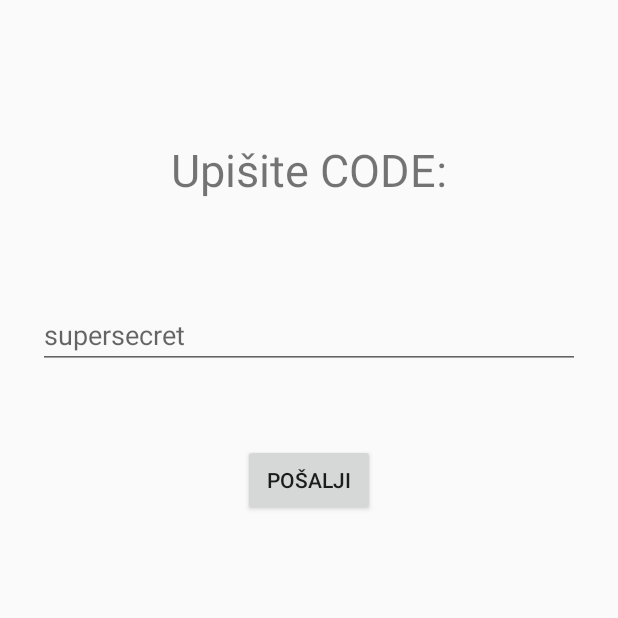
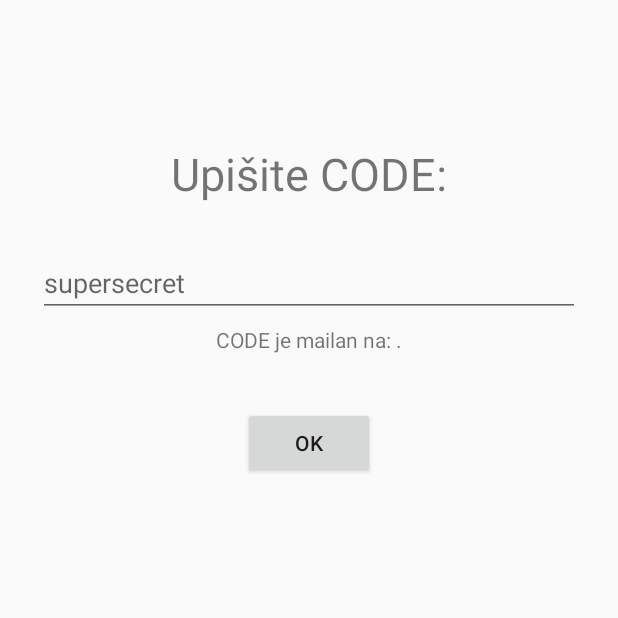
Before and after one commit to mnovosel1/homebrain_android, an Android app: the screen it shows after launch (MainActivity), after a tap on "PRIJAVA", on a phone screen of 412 x 824 dp, the top half of it. Run offline under Robolectric (Android 15) with nearby library versions, the phone set to English and light mode, and no system bars; 1 statement that could not run was skipped.

Commit message:
CODE inoput design

```diff
--- a/app/src/main/java/org/bubulescu/homebrain/HttpReqHelper.java
+++ b/app/src/main/java/org/bubulescu/homebrain/HttpReqHelper.java
@@ -31,8 +31,6 @@ public class HttpReqHelper {
 
             baseUrl = "http://" + baseUrlHome + "/api/";
             if ( isLive(baseUrlHome, 9343, 128) ) baseUrl = "https://" + baseUrlAway + ":9343/api/";
-
-            Log.d(TAG, baseUrl);
 
             try {
                 URL url = new URL(baseUrl + arguments);
--- a/app/src/main/java/org/bubulescu/homebrain/MainActivity.java
+++ b/app/src/main/java/org/bubulescu/homebrain/MainActivity.java
@@ -66,31 +66,14 @@ public class MainActivity extends AppCompatActivity {
         setContentView(R.layout.email_input);
 
         emailInput = (EditText)findViewById(R.id.email);
-        emailInput.setImeActionLabel("OK", KeyEvent.KEYCODE_ENTER);
-        emailInput.setOnEditorActionListener(new TextView.OnEditorActionListener()
-        {
-            @Override
-            public boolean onEditorAction(TextView v, int actionId,
-                                          KeyEvent event)
-            {
-                boolean handled = false;
-                if (actionId == KeyEvent.KEYCODE_ENTER)
-                {
-                    user.register(emailInput.getText().toString());
-                    showCodeInput();
-
-                    handled = true;
-                }
-                return handled;
-            }
-        });
 
         Button prijaviBtn = (Button)findViewById(R.id.button);
         prijaviBtn.setOnClickListener(new View.OnClickListener() {
             @Override
             public void onClick(View v)
             {
-                user.register(emailInput.getText().toString());
+                String email = emailInput.getText().toString();
+                user.register(email);
                 showCodeInput();
             }
         });
@@ -101,23 +84,8 @@ public class MainActivity extends AppCompatActivity {
         setContentView(R.layout.code_input);
 
         codeInput = (EditText)findViewById(R.id.code);
-        codeInput.setImeActionLabel("OK", KeyEvent.KEYCODE_ENTER);
-        codeInput.setOnEditorActionListener(new TextView.OnEditorActionListener()
-        {
-            @Override
-            public boolean onEditorAction(TextView v, int actionId, KeyEvent event)
-            {
-                boolean handled = false;
-                if (actionId == KeyEvent.KEYCODE_ENTER)
-                {
-                    user.verify(codeInput.getText().toString());
-                    showMain();
-                    handled = true;
-                }
-                return handled;
-            }
-        });
-
+        TextView notice = (TextView)findViewById(R.id.textView2);
+        notice.setText("CODE je mailan na: " + user.email() + ".");
         Button codeBtn = (Button)findViewById(R.id.button);
         codeBtn.setOnClickListener(new View.OnClickListener() {
             @Override
--- a/app/src/main/java/org/bubulescu/homebrain/User.java
+++ b/app/src/main/java/org/bubulescu/homebrain/User.java
@@ -45,7 +45,7 @@ public class User {
         httpReq.sendReq("fcm/reg/" + email + MainActivity.DELIMITER + token);
 
         registered = true;
-        Toast.makeText(mContext,"CODE je mailan na: " + email, Toast.LENGTH_LONG).show();
+        Toast.makeText(mContext,"CODE će biti mailan na: " + email, Toast.LENGTH_LONG).show();
     }
 
     public void verify(String code)
@@ -62,4 +62,10 @@ public class User {
         verified = true;
         Toast.makeText(mContext,"CODE OK", Toast.LENGTH_LONG).show();
     }
+
+    public String email()
+    {
+        SharedPreferences configs = mContext.getSharedPreferences(MainActivity.CONFIGS, Context.MODE_PRIVATE);
+        return configs.getString("email", null);
+    }
 }
--- a/app/src/main/res/layout/code_input.xml
+++ b/app/src/main/res/layout/code_input.xml
@@ -10,8 +10,8 @@
         android:layout_width="wrap_content"
         android:layout_height="wrap_content"
         android:text="Upišite CODE:"
-        android:id="@+id/textView"
-        android:layout_marginTop="67dp"
+        android:id="@+id/textView1"
+        android:layout_marginTop="70dp"
         android:layout_alignParentTop="true"
         android:layout_centerHorizontal="true"
         android:textSize="30dp"
@@ -21,8 +21,8 @@
         android:layout_width="wrap_content"
         android:layout_height="wrap_content"
         android:id="@+id/code"
-        android:layout_below="@+id/textView"
-        android:layout_marginTop="67dp"
+        android:layout_below="@+id/textView1"
+        android:layout_marginTop="30dp"
         android:layout_alignParentLeft="true"
         android:layout_alignParentStart="true"
         android:layout_alignParentRight="true"
@@ -33,14 +33,24 @@
         android:maxLines="1"
         />
 
+    <TextView
+        android:layout_width="wrap_content"
+        android:layout_height="wrap_content"
+        android:id="@+id/textView2"
+        android:layout_below="@+id/code"
+        android:layout_marginTop="5dp"
+        android:layout_centerHorizontal="true"
+        android:textSize="14dp"
+        />
+
     <Button
         android:layout_width="wrap_content"
         android:layout_height="wrap_content"
-        android:text="Pošalji"
+        android:text="OK"
         android:id="@+id/button"
         android:layout_below="@+id/code"
         android:layout_centerHorizontal="true"
-        android:layout_marginTop="50dp"
+        android:layout_marginTop="60dp"
         />
 
 </RelativeLayout>
--- a/app/src/main/res/layout/email_input.xml
+++ b/app/src/main/res/layout/email_input.xml
@@ -29,7 +29,7 @@
         android:layout_alignParentEnd="true"
         android:hint="E-mail"
         android:inputType="textEmailAddress"
-        android:imeOptions="actionGo"
+        android:imeOptions="actionDone"
         android:maxLines="1"
         />
 
@@ -40,6 +40,7 @@
         android:id="@+id/button"
         android:layout_below="@+id/email"
         android:layout_centerHorizontal="true"
-        android:layout_marginTop="50dp" />
+        android:layout_marginTop="50dp"
+        />
 
 </RelativeLayout>
```
